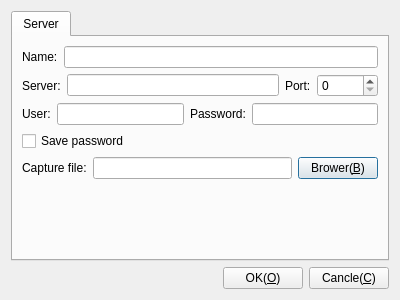
This is Plugins/LibSSH/DlgSettingsSSH.ui in KangLin/RabbitRemoteControl as Qt 5 draws it before an edit. The edited form follows.
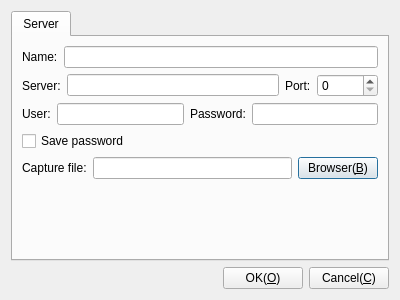
This is the edited form.

```diff
--- a/Plugins/LibSSH/DlgSettingsSSH.ui
+++ b/Plugins/LibSSH/DlgSettingsSSH.ui
@@ -116,7 +116,7 @@
          <item>
           <widget class="QPushButton" name="pbCapFileBrower">
            <property name="text">
-            <string>Brower(&amp;B)</string>
+            <string>Browser(&amp;B)</string>
            </property>
           </widget>
          </item>
@@ -164,7 +164,7 @@
      <item>
       <widget class="QPushButton" name="pbCancle">
        <property name="text">
-        <string>Cancle(&amp;C)</string>
+        <string>Cancel(&amp;C)</string>
        </property>
       </widget>
      </item>
```
Left out of the diff: 4 changed lines with no effect on the pictures.
